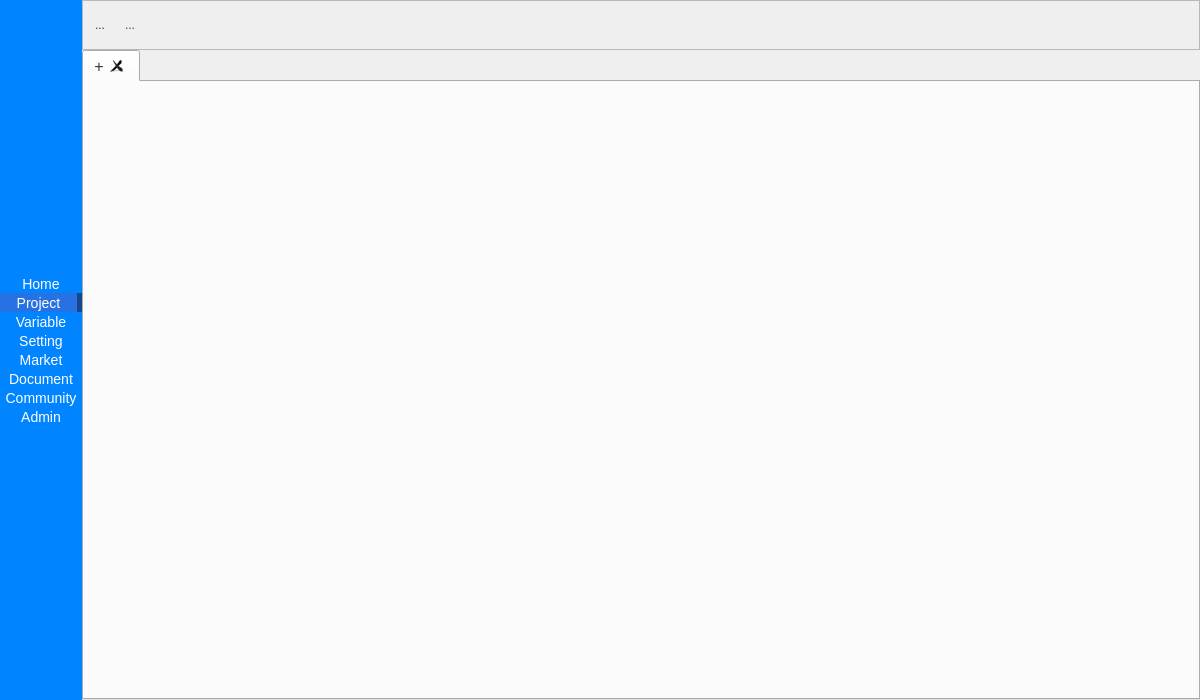
Above: MainWindow.ui from deltaxrobot/Delta-X-Software before the change. Below: the same form after it.
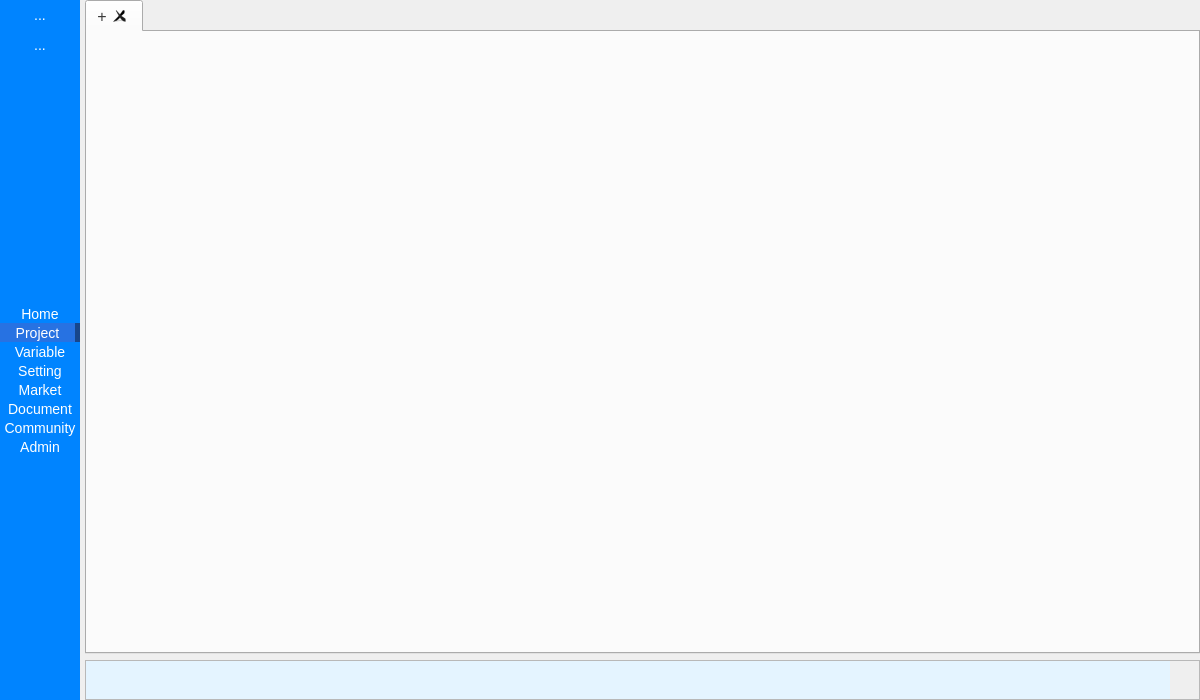
That is the form after the change. The open tabs and pages were chosen to show the change. Icons and pictures are not drawn.

```diff
--- a/MainWindow.ui
+++ b/MainWindow.ui
@@ -148,10 +148,13 @@
       <property name="styleSheet">
        <string notr="true"/>
       </property>
+      <property name="currentIndex">
+       <number>0</number>
+      </property>
       <widget class="QWidget" name="page">
        <layout class="QHBoxLayout" name="horizontalLayout_2">
         <property name="spacing">
-         <number>0</number>
+         <number>5</number>
         </property>
         <property name="leftMargin">
          <number>0</number>
@@ -175,7 +178,7 @@
           </property>
           <property name="maximumSize">
            <size>
-            <width>16777215</width>
+            <width>80</width>
             <height>16777215</height>
            </size>
           </property>
@@ -218,6 +221,70 @@
            <property name="bottomMargin">
             <number>0</number>
            </property>
+           <item>
+            <widget class="QToolButton" name="tbOpenProject">
+             <property name="sizePolicy">
+              <sizepolicy hsizetype="Preferred" vsizetype="Fixed">
+               <horstretch>0</horstretch>
+               <verstretch>0</verstretch>
+              </sizepolicy>
+             </property>
+             <property name="minimumSize">
+              <size>
+               <width>0</width>
+               <height>30</height>
+              </size>
+             </property>
+             <property name="text">
+              <string>...</string>
+             </property>
+             <property name="icon">
+              <iconset resource="resource.qrc">
+               <normaloff>:/icon/icons8_folder_64px.png</normaloff>:/icon/icons8_folder_64px.png</iconset>
+             </property>
+             <property name="iconSize">
+              <size>
+               <width>32</width>
+               <height>32</height>
+              </size>
+             </property>
+             <property name="autoRaise">
+              <bool>true</bool>
+             </property>
+            </widget>
+           </item>
+           <item>
+            <widget class="QToolButton" name="tbSaveProject">
+             <property name="sizePolicy">
+              <sizepolicy hsizetype="Preferred" vsizetype="Fixed">
+               <horstretch>0</horstretch>
+               <verstretch>0</verstretch>
+              </sizepolicy>
+             </property>
+             <property name="minimumSize">
+              <size>
+               <width>0</width>
+               <height>30</height>
+              </size>
+             </property>
+             <property name="text">
+              <string>...</string>
+             </property>
+             <property name="icon">
+              <iconset resource="resource.qrc">
+               <normaloff>:/icon/save.png</normaloff>:/icon/save.png</iconset>
+             </property>
+             <property name="iconSize">
+              <size>
+               <width>32</width>
+               <height>32</height>
+              </size>
+             </property>
+             <property name="autoRaise">
+              <bool>true</bool>
+             </property>
+            </widget>
+           </item>
            <item>
             <spacer name="verticalSpacer_3">
              <property name="orientation">
@@ -541,7 +608,15 @@
          </widget>
         </item>
         <item>
+         <layout class="QVBoxLayout" name="verticalLayout_11">
+          <item>
          <widget class="QStackedWidget" name="swPageStack">
+            <property name="sizePolicy">
+             <sizepolicy hsizetype="Preferred" vsizetype="Ignored">
+              <horstretch>0</horstretch>
+              <verstretch>0</verstretch>
+             </sizepolicy>
+            </property>
           <property name="maximumSize">
            <size>
             <width>16777215</width>
@@ -555,7 +630,7 @@
            <number>1</number>
           </property>
           <property name="currentIndex">
-           <number>1</number>
+             <number>8</number>
           </property>
           <widget class="QWidget" name="pVariable">
            <property name="styleSheet">
@@ -607,8 +682,8 @@
                 <rect>
                  <x>0</x>
                  <y>0</y>
-                 <width>1093</width>
-                 <height>645</height>
+                   <width>713</width>
+                   <height>385</height>
                 </rect>
                </property>
                <layout class="QVBoxLayout" name="verticalLayout_10">
@@ -1202,8 +1277,8 @@
                    <property name="geometry">
                     <rect>
                      <x>0</x>
-                     <y>-24</y>
-                     <width>1072</width>
+                       <y>0</y>
+                       <width>636</width>
                      <height>700</height>
                     </rect>
                    </property>
@@ -1655,7 +1730,7 @@
           </widget>
           <widget class="QWidget" name="pProject">
            <property name="styleSheet">
-            <string notr="true"/>
+              <string notr="true">alternate-background-color: rgb(255, 235, 15);</string>
            </property>
            <layout class="QVBoxLayout" name="verticalLayout_2">
             <property name="spacing">
@@ -1673,101 +1748,6 @@
             <property name="bottomMargin">
              <number>0</number>
             </property>
-            <item>
-             <widget class="QFrame" name="fFileMenu">
-              <property name="minimumSize">
-               <size>
-                <width>0</width>
-                <height>50</height>
-               </size>
-              </property>
-              <property name="frameShape">
-               <enum>QFrame::StyledPanel</enum>
-              </property>
-              <property name="frameShadow">
-               <enum>QFrame::Raised</enum>
-              </property>
-              <layout class="QHBoxLayout" name="horizontalLayout_10">
-               <property name="leftMargin">
-                <number>5</number>
-               </property>
-               <property name="topMargin">
-                <number>5</number>
-               </property>
-               <property name="rightMargin">
-                <number>5</number>
-               </property>
-               <property name="bottomMargin">
-                <number>5</number>
-               </property>
-               <item>
-                <widget class="QToolButton" name="tbOpenProject">
-                 <property name="minimumSize">
-                  <size>
-                   <width>0</width>
-                   <height>30</height>
-                  </size>
-                 </property>
-                 <property name="text">
-                  <string>...</string>
-                 </property>
-                 <property name="icon">
-                  <iconset resource="resource.qrc">
-                   <normaloff>:/icon/icons8_folder_64px.png</normaloff>:/icon/icons8_folder_64px.png</iconset>
-                 </property>
-                 <property name="iconSize">
-                  <size>
-                   <width>32</width>
-                   <height>32</height>
-                  </size>
-                 </property>
-                 <property name="autoRaise">
-                  <bool>true</bool>
-                 </property>
-                </widget>
-               </item>
-               <item>
-                <widget class="QToolButton" name="tbSaveProject">
-                 <property name="minimumSize">
-                  <size>
-                   <width>0</width>
-                   <height>30</height>
-                  </size>
-                 </property>
-                 <property name="text">
-                  <string>...</string>
-                 </property>
-                 <property name="icon">
-                  <iconset resource="resource.qrc">
-                   <normaloff>:/icon/save.png</normaloff>:/icon/save.png</iconset>
-                 </property>
-                 <property name="iconSize">
-                  <size>
-                   <width>32</width>
-                   <height>32</height>
-                  </size>
-                 </property>
-                 <property name="autoRaise">
-                  <bool>true</bool>
-                 </property>
-                </widget>
-               </item>
-               <item>
-                <spacer name="horizontalSpacer">
-                 <property name="orientation">
-                  <enum>Qt::Horizontal</enum>
-                 </property>
-                 <property name="sizeHint" stdset="0">
-                  <size>
-                   <width>40</width>
-                   <height>20</height>
-                  </size>
-                 </property>
-                </spacer>
-               </item>
-              </layout>
-             </widget>
-            </item>
             <item>
              <widget class="QTabWidget" name="twProjectManager">
               <property name="enabled">
@@ -1827,6 +1807,104 @@
            </layout>
           </widget>
          </widget>
+          </item>
+          <item>
+           <widget class="QFrame" name="fFileMenu">
+            <property name="sizePolicy">
+             <sizepolicy hsizetype="Preferred" vsizetype="Maximum">
+              <horstretch>0</horstretch>
+              <verstretch>0</verstretch>
+             </sizepolicy>
+            </property>
+            <property name="minimumSize">
+             <size>
+              <width>0</width>
+              <height>40</height>
+             </size>
+            </property>
+            <property name="styleSheet">
+             <string notr="true"/>
+            </property>
+            <property name="frameShape">
+             <enum>QFrame::StyledPanel</enum>
+            </property>
+            <property name="frameShadow">
+             <enum>QFrame::Raised</enum>
+            </property>
+            <layout class="QHBoxLayout" name="horizontalLayout_10">
+             <property name="spacing">
+              <number>5</number>
+             </property>
+             <property name="leftMargin">
+              <number>0</number>
+             </property>
+             <property name="topMargin">
+              <number>0</number>
+             </property>
+             <property name="rightMargin">
+              <number>0</number>
+             </property>
+             <property name="bottomMargin">
+              <number>0</number>
+             </property>
+             <item>
+              <widget class="QTextEdit" name="teLoggingBox">
+               <property name="sizePolicy">
+                <sizepolicy hsizetype="Expanding" vsizetype="Ignored">
+                 <horstretch>0</horstretch>
+                 <verstretch>0</verstretch>
+                </sizepolicy>
+               </property>
+               <property name="minimumSize">
+                <size>
+                 <width>0</width>
+                 <height>0</height>
+                </size>
+               </property>
+               <property name="maximumSize">
+                <size>
+                 <width>16777215</width>
+                 <height>16777215</height>
+                </size>
+               </property>
+               <property name="styleSheet">
+                <string notr="true">QTextEdit
+{		
+	border: none;
+	background-color: rgb(228, 244, 255);
+}</string>
+               </property>
+               <property name="html">
+                <string>&lt;!DOCTYPE HTML PUBLIC &quot;-//W3C//DTD HTML 4.0//EN&quot; &quot;http://www.w3.org/TR/REC-html40/strict.dtd&quot;&gt;
+&lt;html&gt;&lt;head&gt;&lt;meta name=&quot;qrichtext&quot; content=&quot;1&quot; /&gt;&lt;style type=&quot;text/css&quot;&gt;
+p, li { white-space: pre-wrap; }
+&lt;/style&gt;&lt;/head&gt;&lt;body style=&quot; font-family:'MS Shell Dlg 2'; font-size:7.8pt; font-weight:400; font-style:normal;&quot;&gt;
+&lt;p style=&quot;-qt-paragraph-type:empty; margin-top:0px; margin-bottom:0px; margin-left:0px; margin-right:0px; -qt-block-indent:0; text-indent:0px;&quot;&gt;&lt;br /&gt;&lt;/p&gt;&lt;/body&gt;&lt;/html&gt;</string>
+               </property>
+              </widget>
+             </item>
+             <item>
+              <widget class="QToolButton" name="tbExpandLoggingBox">
+               <property name="text">
+                <string/>
+               </property>
+               <property name="icon">
+                <iconset resource="resource.qrc">
+                 <normaloff>:/icon/icons8_collapse_arrow_20px.png</normaloff>
+                 <normalon>:/icon/icons8_expand_arrow_20px.png</normalon>:/icon/icons8_collapse_arrow_20px.png</iconset>
+               </property>
+               <property name="checkable">
+                <bool>true</bool>
+               </property>
+               <property name="autoRaise">
+                <bool>true</bool>
+               </property>
+              </widget>
+             </item>
+            </layout>
+           </widget>
+          </item>
+         </layout>
         </item>
        </layout>
       </widget>
```
Lines whose indentation alone changed are shown as unchanged.
